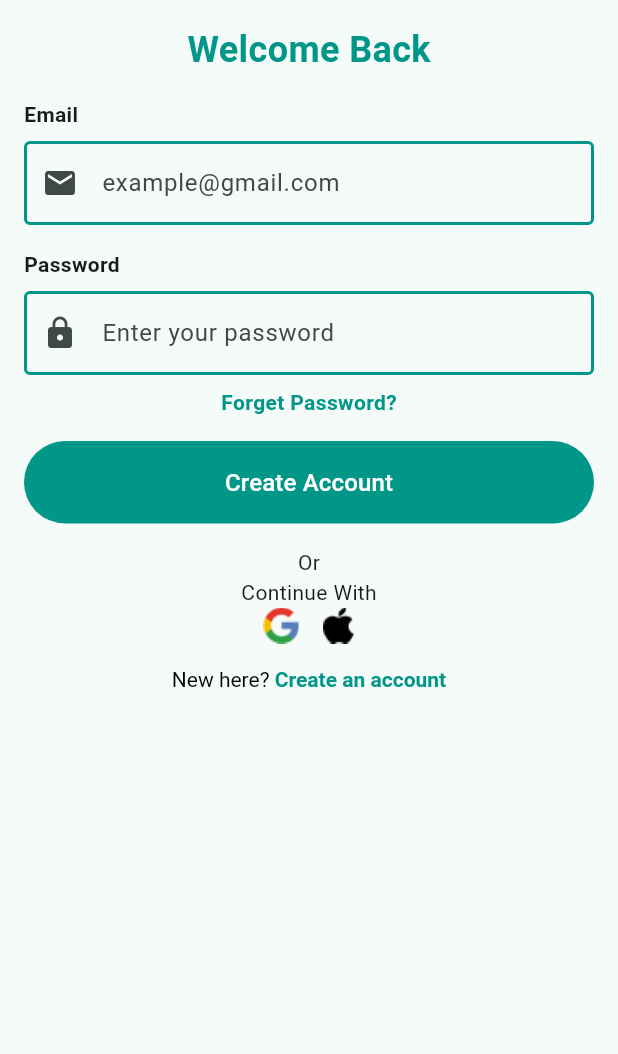
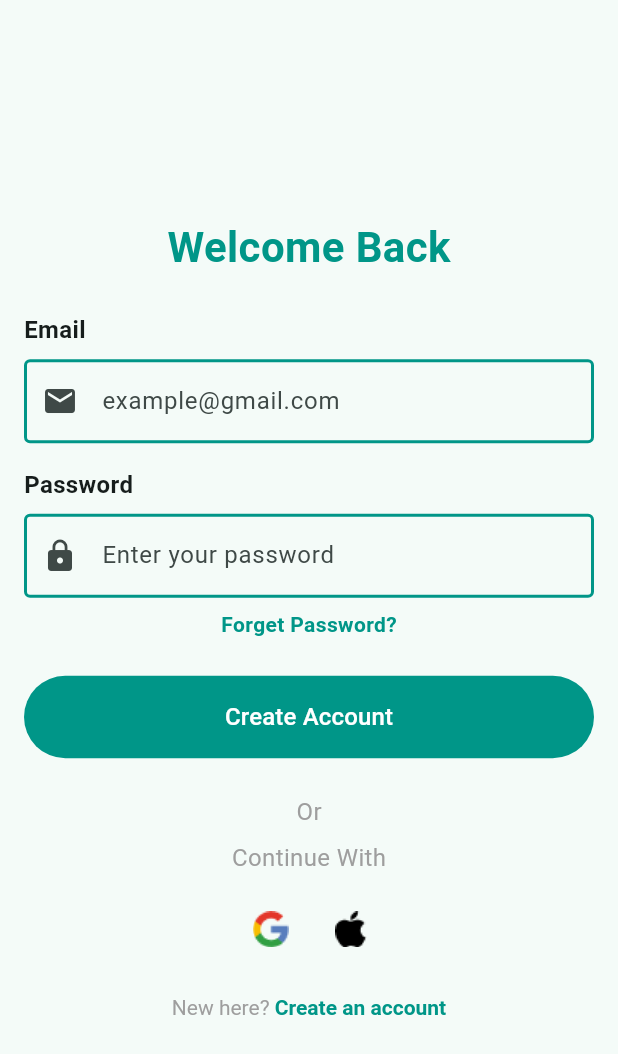
Before and after one commit to OpiniIsaac/task-manager, a Flutter app: the Login screen opened by its route, on a phone screen of 412 x 824 dp. Shown: the top 1054 px of the screen. Run offline on Flutter 3.47's test engine with Material 2 defaults, Android fonts, the phone set to English and light mode, and no system bars.

```diff
--- a/lib/scrrens/login.dart
+++ b/lib/scrrens/login.dart
@@ -15,26 +15,25 @@ class Login extends StatelessWidget {
         child: Padding(
           padding: const EdgeInsets.all(16.0),
           child: Column(
+            mainAxisAlignment: MainAxisAlignment.center,
             children: [
-              Center(
-                child: Text(
+              Text(
                 "Welcome Back",
                 style: TextStyle(
                   color: Colors.teal,
-                    fontSize: 24.0,
+                  fontSize: 28.0,
                   fontWeight: FontWeight.bold,
                 ),
               ),
-              ),
-              SizedBox(height: 16.0),
-              Container(
-                child: Column(
+              SizedBox(height: 24.0),
+              Column(
                 crossAxisAlignment: CrossAxisAlignment.stretch,
                 children: [
                   Text(
                     "Email",
                     style: TextStyle(
                       fontWeight: FontWeight.bold,
+                      fontSize: 16.0,
                     ),
                   ),
                   SizedBox(height: 8.0),
@@ -56,6 +55,7 @@ class Login extends StatelessWidget {
                     "Password",
                     style: TextStyle(
                       fontWeight: FontWeight.bold,
+                      fontSize: 16.0,
                     ),
                   ),
                   SizedBox(height: 8.0),
@@ -96,8 +96,7 @@ class Login extends StatelessWidget {
                   ),
                 ],
               ),
-              ),
-              SizedBox(height: 16.0),
+              SizedBox(height: 24.0),
               Row(
                 children: [
                   Expanded(
@@ -122,24 +121,24 @@ class Login extends StatelessWidget {
                   ),
                 ],
               ),
+              SizedBox(height: 24.0),
+              Text("Or", style: TextStyle(fontSize: 16, color: Colors.grey)),
+              SizedBox(height: 8.0),
+              Text('Continue With', style: TextStyle(fontSize: 16, color: Colors.grey)),
               SizedBox(height: 16.0),
-              Text("Or"),
-              Text('Continue With'),
-              Center(
-                child: Row(
+              Row(
                 mainAxisAlignment: MainAxisAlignment.center,
                 children: [
-                    Image.asset(googleLogo),
+                  Image.asset(googleLogo, height: 40.0),
                   SizedBox(width: 16.0), // Add space between logos
-                    Image.asset(appleLogo),
+                  Image.asset(appleLogo, height: 40.0),
                 ],
               ),
-              ),
-              SizedBox(height: 16.0),
+              SizedBox(height: 24.0),
               RichText(
                 text: TextSpan(
                   text: 'New here? ',
-                  style: TextStyle(color: Colors.black),
+                  style: TextStyle(color: Colors.grey),
                   children: [
                     TextSpan(
                       text: 'Create an account',
```
Lines whose indentation alone changed are shown as unchanged.
